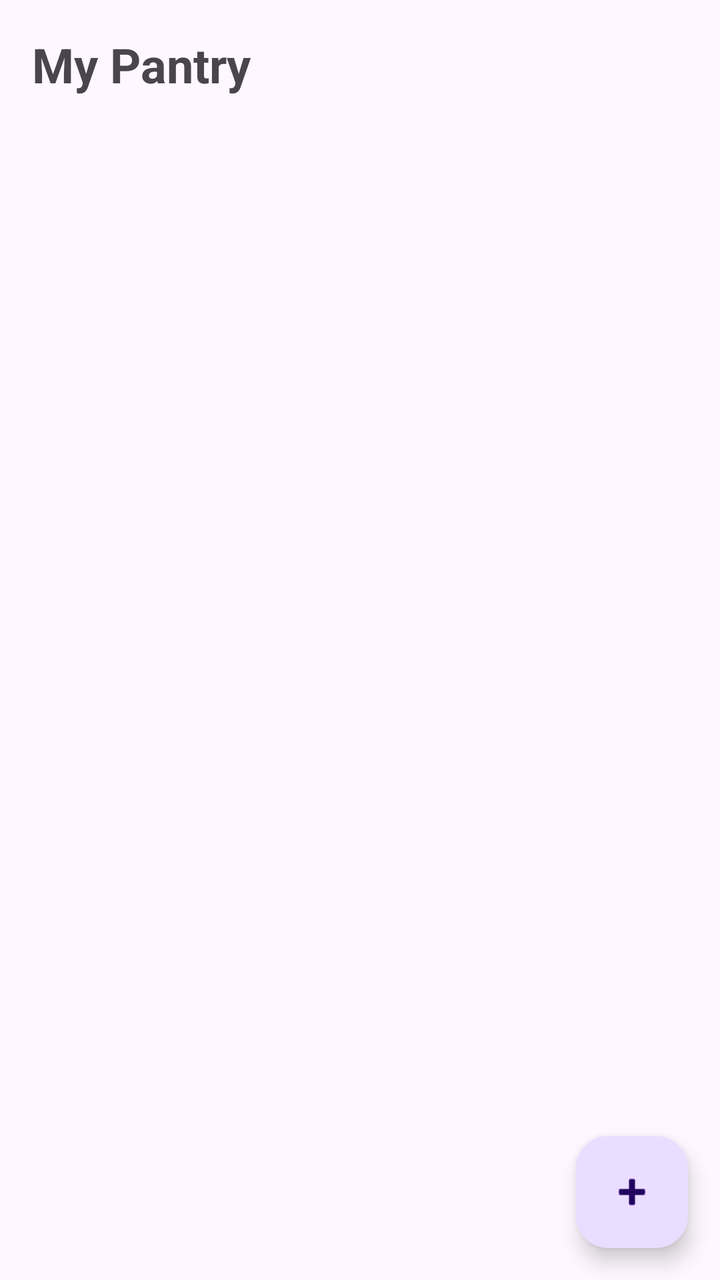
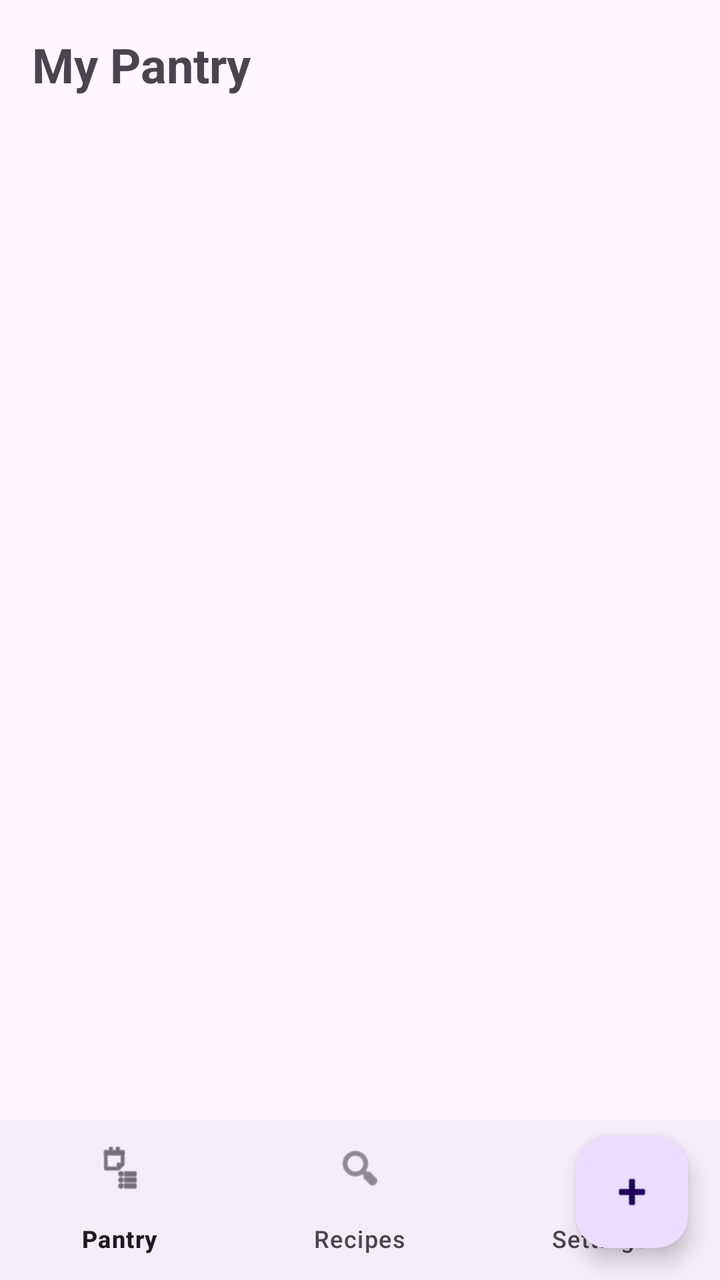

Compare the two renders of this Android layout. The source of the first and the diff that turns it into the second are given below.
<!-- AndroidManifest.xml: application theme Theme.SmartPantryManager -->
<!-- res/layout/activity_main.xml -->
<?xml version="1.0" encoding="utf-8"?>
<androidx.constraintlayout.widget.ConstraintLayout
    xmlns:android="http://schemas.android.com/apk/res/android"
    xmlns:app="http://schemas.android.com/apk/res-auto"
    android:id="@+id/main"
    android:layout_width="match_parent"
    android:layout_height="match_parent">

    <TextView
        android:id="@+id/textTitle"
        android:layout_width="0dp"
        android:layout_height="wrap_content"
        android:padding="16dp"
        android:text="My Pantry"
        android:textSize="24sp"
        android:textStyle="bold"
        app:layout_constraintTop_toTopOf="parent"
        app:layout_constraintStart_toStartOf="parent"
        app:layout_constraintEnd_toEndOf="parent" />

    <androidx.recyclerview.widget.RecyclerView
        android:id="@+id/recyclerPantry"
        android:layout_width="0dp"
        android:layout_height="0dp"
        app:layout_constraintTop_toBottomOf="@id/textTitle"
        app:layout_constraintBottom_toBottomOf="parent"
        app:layout_constraintStart_toStartOf="parent"
        app:layout_constraintEnd_toEndOf="parent" />

    <TextView
        android:id="@+id/textEmpty"
        android:layout_width="0dp"
        android:layout_height="wrap_content"
        android:gravity="center"
        android:padding="24dp"
        android:text="Your pantry is empty. Tap + to add an ingredient."
        android:textSize="16sp"
        android:visibility="gone"
        app:layout_constraintTop_toTopOf="parent"
        app:layout_constraintBottom_toBottomOf="parent"
        app:layout_constraintStart_toStartOf="parent"
        app:layout_constraintEnd_toEndOf="parent" />

    <com.google.android.material.floatingactionbutton.FloatingActionButton
        android:id="@+id/fabAdd"
        android:layout_width="wrap_content"
        android:layout_height="wrap_content"
        android:layout_margin="16dp"
        android:contentDescription="Add ingredient"
        android:src="@android:drawable/ic_input_add"
        app:layout_constraintBottom_toBottomOf="parent"
        app:layout_constraintEnd_toEndOf="parent" />

</androidx.constraintlayout.widget.ConstraintLayout>
<!-- resources referenced by this layout -->
<resources>
  <style name="Theme.SmartPantryManager" parent="Base.Theme.SmartPantryManager" />
  <style name="Base.Theme.SmartPantryManager" parent="Theme.Material3.DayNight.NoActionBar">
          
          
      </style>
</resources>

<!-- the commit's change to res/layout/activity_main.xml (unified diff, before → after) -->
@@ -37,7 +37,7 @@
         android:textSize="16sp"
         android:visibility="gone"
         app:layout_constraintTop_toTopOf="parent"
-        app:layout_constraintBottom_toBottomOf="parent"
+        app:layout_constraintBottom_toTopOf="@id/bottomNav"
         app:layout_constraintStart_toStartOf="parent"
         app:layout_constraintEnd_toEndOf="parent" />
 
@@ -50,5 +50,13 @@
         android:src="@android:drawable/ic_input_add"
         app:layout_constraintBottom_toBottomOf="parent"
         app:layout_constraintEnd_toEndOf="parent" />
+    <com.google.android.material.bottomnavigation.BottomNavigationView
+        android:id="@+id/bottomNav"
+        android:layout_width="0dp"
+        android:layout_height="wrap_content"
+        app:menu="@menu/bottom_nav_menu"
+        app:layout_constraintBottom_toBottomOf="parent"
+        app:layout_constraintStart_toStartOf="parent"
+        app:layout_constraintEnd_toEndOf="parent" />
 
 </androidx.constraintlayout.widget.ConstraintLayout>
